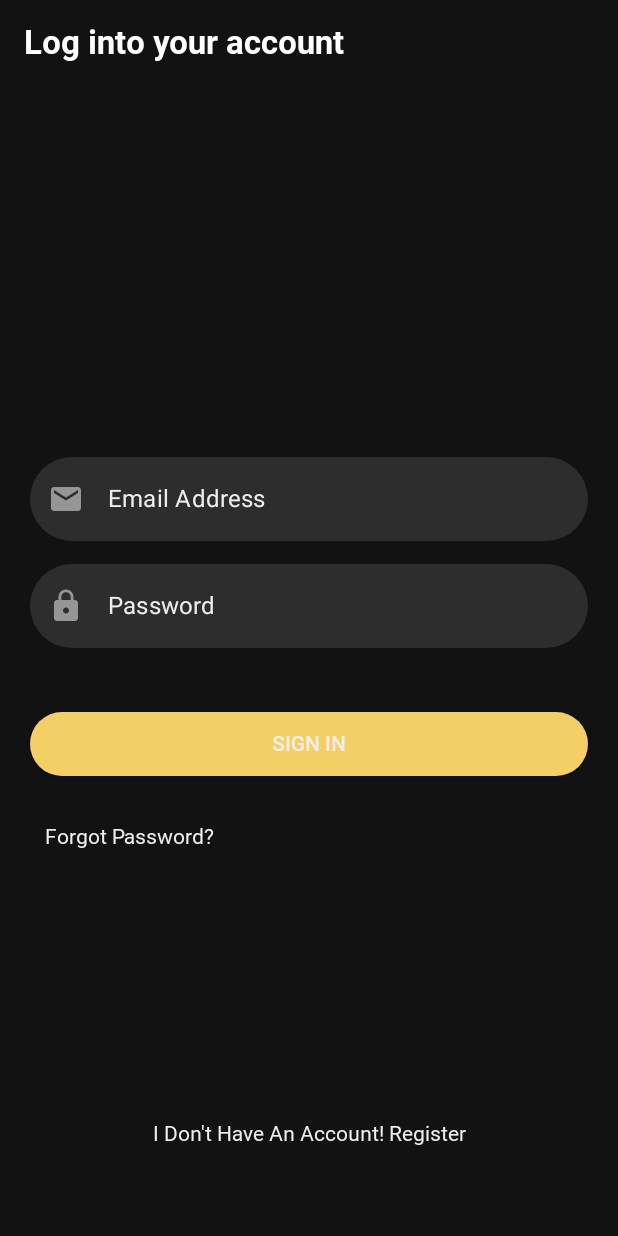
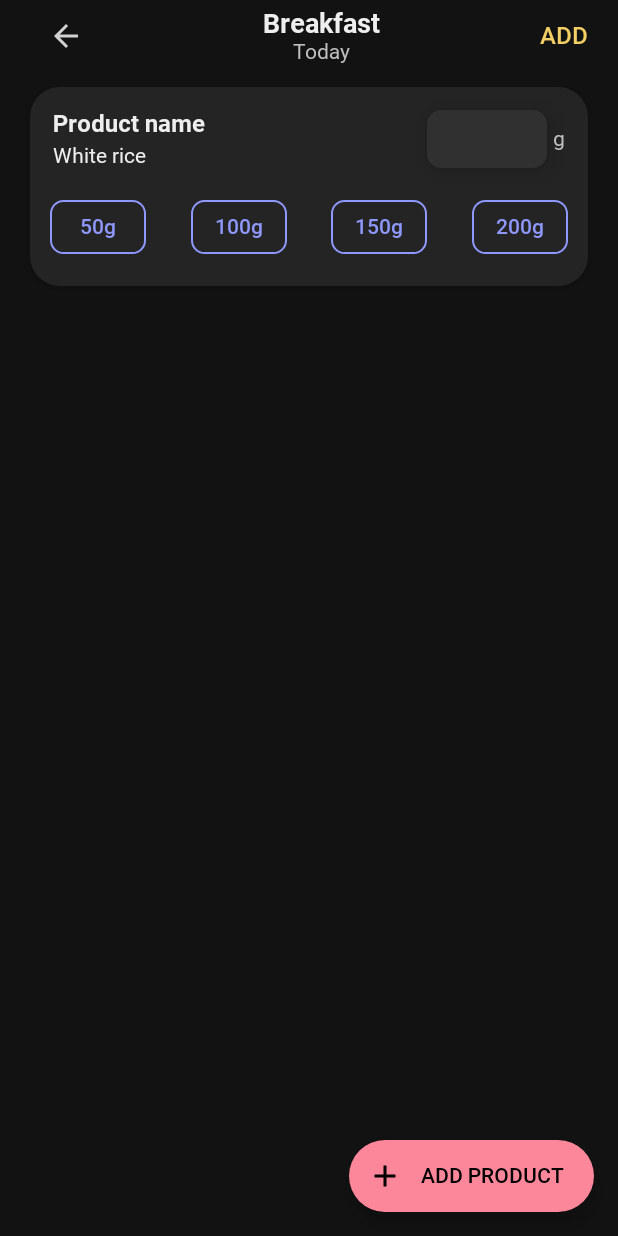
Before and after one commit to Bodzio6978/FitnessAppV2, an Android app built with Jetpack Compose: the screen it shows after launch (MainActivity), on a phone screen of 412 x 824 dp. Run offline under Robolectric (Android 15) with nearby library versions, the phone set to English and light mode, and no system bars; our stand-ins replace Dagger/Hilt's generated code, Firebase (no records; nobody signed in at launch, a user with empty details on screens opened directly), Room's generated code.

Commit message:
updated every layer for product screen and worked a little bit on ui for it

```diff
--- a/app/build.gradle
+++ b/app/build.gradle
@@ -137,6 +137,8 @@ dependencies {
     implementation 'org.jetbrains.kotlin:kotlin-reflect:1.6.21'
     implementation "com.google.accompanist:accompanist-flowlayout:0.23.1"
 
+    implementation 'ma.hu:compose-charts:0.3.5'
+
 }
 
 kapt {
--- a/app/src/main/java/com/gmail/bodziowaty6978/fitnessappv2/common/navigation/NavHostGraph.kt
+++ b/app/src/main/java/com/gmail/bodziowaty6978/fitnessappv2/common/navigation/NavHostGraph.kt
@@ -37,7 +37,7 @@ import com.gmail.bodziowaty6978.fitnessappv2.feature_summary.presentation.Summar
 fun NavHostGraph(
     navController: NavHostController = rememberNavController(),
     navigator: Navigator,
-    startDestination:String = Screen.LoadingScreen.route
+    startDestination:String = Screen.ProductScreen.route + "?mealName={mealName}"
 ) {
     val lifecycleOwner = LocalLifecycleOwner.current
     val navigatorState by navigator.navActions.asLifecycleAwareState(
@@ -154,20 +154,29 @@ fun NavHostGraph(
                 }
 
                 composable(
-                    route = Screen.ProductScreen.route
+                    route = Screen.ProductScreen.route + "?mealName={mealName}",
+                    arguments = listOf(
+                        navArgument(
+                            name = "mealName"
+                        ) {
+                            type = NavType.StringType
+                            defaultValue = "Breakfast"
+                        }
+                    )
                 ) {
-                    val productWithId =
-                        navController.previousBackStackEntry?.arguments?.getParcelable<ProductWithId>(
+                    val productWithId = navController.previousBackStackEntry?.arguments?.getParcelable<ProductWithId>(
                             "productWithId"
                         )
+                    val mealName = it.arguments?.getString("mealName")
                     if (productWithId != null) {
-                        ProductScreen(productWithId = productWithId)
+                        ProductScreen(productWithId = productWithId, mealName = mealName!!)
                     } else {
                         ProductScreen(
                             productWithId = ProductWithId(
                                 product = Product(),
                                 productId = ""
-                            )
+                            ),
+                            mealName = mealName!!
                         )
                     }
 
--- a/app/src/main/java/com/gmail/bodziowaty6978/fitnessappv2/feature_diary/domain/model/Product.kt
+++ b/app/src/main/java/com/gmail/bodziowaty6978/fitnessappv2/feature_diary/domain/model/Product.kt
@@ -6,8 +6,8 @@ import kotlinx.parcelize.Parcelize
 
 @Parcelize
 data class Product(
-    @ColumnInfo(name = "author") val author: String = "",
-    @ColumnInfo(name = "name") val name: String = "",
+    @ColumnInfo(name = "author") val author: String = "Joe Mama",
+    @ColumnInfo(name = "name") val name: String = "White rice",
     @ColumnInfo(name = "brand") val brand: String? = null,
     @ColumnInfo(name = "containerWeight") val containerWeight: Double = 0.0,
     @ColumnInfo(name = "position") val position: Int = 0,
--- a/app/src/main/java/com/gmail/bodziowaty6978/fitnessappv2/feature_diary/presentation/product/ProductScreen.kt
+++ b/app/src/main/java/com/gmail/bodziowaty6978/fitnessappv2/feature_diary/presentation/product/ProductScreen.kt
@@ -1,39 +1,79 @@
 package com.gmail.bodziowaty6978.fitnessappv2.feature_diary.presentation.product
 
-import androidx.compose.material.ExtendedFloatingActionButton
-import androidx.compose.material.Icon
-import androidx.compose.material.Scaffold
-import androidx.compose.material.Text
+import androidx.compose.foundation.layout.Column
+import androidx.compose.foundation.layout.fillMaxSize
+import androidx.compose.material.*
 import androidx.compose.material.icons.Icons
 import androidx.compose.material.icons.filled.Add
 import androidx.compose.runtime.Composable
+import androidx.compose.ui.Modifier
+import androidx.compose.ui.graphics.Color
+import androidx.compose.ui.platform.LocalContext
 import androidx.compose.ui.res.stringResource
+import androidx.hilt.navigation.compose.hiltViewModel
 import com.gmail.bodziowaty6978.fitnessappv2.R
+import com.gmail.bodziowaty6978.fitnessappv2.common.data.singleton.CurrentDate
+import com.gmail.bodziowaty6978.fitnessappv2.common.presentation.ui.theme.LightRed
 import com.gmail.bodziowaty6978.fitnessappv2.feature_diary.domain.model.ProductWithId
+import com.gmail.bodziowaty6978.fitnessappv2.feature_diary.presentation.product.components.ProductNameSection
+import com.gmail.bodziowaty6978.fitnessappv2.feature_diary.presentation.product.components.ProductTopSection
+
 
 @Composable
 fun ProductScreen(
-    productWithId: ProductWithId
+    viewModel: ProductViewModel = hiltViewModel(),
+    productWithId: ProductWithId,
+    mealName: String
 ) {
+    val product = productWithId.product
+    val weightState = viewModel.weightState
 
     Scaffold(
         floatingActionButton = {
             ExtendedFloatingActionButton(
                 text = {
-                    Text(text = stringResource(id = R.string.add))
+                    Text(
+                        text = stringResource(id = R.string.add_product).uppercase(),
+                        color = Color.Black,
+                        style = MaterialTheme.typography.button
+                    )
                 },
                 onClick = {
                     /*TODO*/
                 },
                 icon = {
-                    Icon(imageVector = Icons.Default.Add, contentDescription = "Add")
-                }
+                    Icon(
+                        imageVector = Icons.Default.Add,
+                        contentDescription = "Add"
+                    )
+                },
+                backgroundColor = LightRed
             )
         }
     ) {
 
+        Column(
+            modifier = Modifier
+                .fillMaxSize()
+        ) {
+            ProductTopSection(
+                mealName = mealName,
+                currentDate = CurrentDate.dateModel(LocalContext.current).valueToDisplay
+                    ?: CurrentDate.dateModel(LocalContext.current).date,
+                onEvent = {
+                    viewModel.onEvent(it)
+                }
+            )
+
+            ProductNameSection(
+                currentWeight = weightState.value,
+                productName = product.name,
+                productBrand = product.brand,
+                onEvent = {
+                    viewModel.onEvent(it)
+                }
+            )
+
+        }
     }
-
-    Text(text = productWithId.product.name)
-
 }
--- a/app/src/main/java/com/gmail/bodziowaty6978/fitnessappv2/feature_diary/presentation/product/ProductViewModel.kt
+++ b/app/src/main/java/com/gmail/bodziowaty6978/fitnessappv2/feature_diary/presentation/product/ProductViewModel.kt
@@ -1,12 +1,37 @@
 package com.gmail.bodziowaty6978.fitnessappv2.feature_diary.presentation.product
 
+import androidx.compose.runtime.State
+import androidx.compose.runtime.mutableStateOf
 import androidx.lifecycle.ViewModel
+import com.gmail.bodziowaty6978.fitnessappv2.common.navigation.NavigationActions
+import com.gmail.bodziowaty6978.fitnessappv2.common.navigation.navigator.Navigator
 import dagger.hilt.android.lifecycle.HiltViewModel
 import javax.inject.Inject
 
 @HiltViewModel
 class ProductViewModel @Inject constructor(
-
+    private val navigator: Navigator
 ): ViewModel(){
 
+    private val _weightState = mutableStateOf("")
+    val weightState : State<String> = _weightState
+
+    fun onEvent(event:ProductEvent){
+        when(event){
+            is ProductEvent.EnteredWeight -> {
+                _weightState.value = event.value
+            }
+            is ProductEvent.ClickedWeightButton -> {
+                _weightState.value = event.value.toString()
+            }
+            is ProductEvent.ClickedAddProduct -> {
+
+            }
+            is ProductEvent.ClickedBackArrow -> {
+                navigator.navigate(NavigationActions.General.navigateUp())
+            }
+        }
+
+    }
+
 }
--- /dev/null
+++ b/app/src/main/java/com/gmail/bodziowaty6978/fitnessappv2/feature_diary/presentation/product/components/ProductNameSection.kt
@@ -0,0 +1,154 @@
+package com.gmail.bodziowaty6978.fitnessappv2.feature_diary.presentation.product.components
+
+import androidx.compose.foundation.BorderStroke
+import androidx.compose.foundation.layout.*
+import androidx.compose.foundation.shape.RoundedCornerShape
+import androidx.compose.foundation.text.BasicTextField
+import androidx.compose.foundation.text.KeyboardOptions
+import androidx.compose.material.Card
+import androidx.compose.material.MaterialTheme
+import androidx.compose.material.OutlinedButton
+import androidx.compose.material.Text
+import androidx.compose.runtime.Composable
+import androidx.compose.ui.Alignment
+import androidx.compose.ui.Modifier
+import androidx.compose.ui.graphics.SolidColor
+import androidx.compose.ui.platform.testTag
+import androidx.compose.ui.res.stringResource
+import androidx.compose.ui.text.input.KeyboardType
+import androidx.compose.ui.text.style.TextAlign
+import androidx.compose.ui.unit.dp
+import com.gmail.bodziowaty6978.fitnessappv2.R
+import com.gmail.bodziowaty6978.fitnessappv2.common.presentation.ui.theme.BlueViolet3
+import com.gmail.bodziowaty6978.fitnessappv2.common.presentation.ui.theme.TextGrey
+import com.gmail.bodziowaty6978.fitnessappv2.common.presentation.ui.theme.TextWhite
+import com.gmail.bodziowaty6978.fitnessappv2.feature_diary.presentation.product.ProductEvent
+
+@Composable
+fun ProductNameSection(
+    productName:String,
+    productBrand:String?,
+    onEvent:(ProductEvent) -> Unit,
+    currentWeight:String
+) {
+    Card(
+        modifier = Modifier
+            .padding(horizontal = 20.dp, vertical = 10.dp),
+        elevation = 3.dp,
+        shape = RoundedCornerShape(15)
+    ) {
+
+        Column(
+            modifier = Modifier
+                .fillMaxWidth()
+        ) {
+            Row(
+                modifier = Modifier
+                    .fillMaxWidth()
+                    .padding(15.dp),
+                verticalAlignment = Alignment.CenterVertically,
+                horizontalArrangement = Arrangement.SpaceBetween
+            ) {
+
+                Column {
+
+                    Text(
+                        text = stringResource(id = R.string.product_name),
+                        style = MaterialTheme.typography.h3
+                    )
+
+                    Spacer(modifier = Modifier.height(4.dp))
+
+                    Row {
+                        Text(
+                            text = productName,
+                            style = MaterialTheme.typography.body2.copy(
+                                color = TextWhite
+                            ),
+                        )
+
+                        productBrand?.let {
+                            Text(
+                                text = "(${it})",
+                                style = MaterialTheme.typography.body2.copy(
+                                    color = TextGrey
+                                )
+                            )
+                        }
+
+
+                    }
+
+
+                }
+
+                Row(
+                    verticalAlignment = Alignment.CenterVertically
+                ) {
+
+                    Card(
+                        elevation = 10.dp,
+                        shape = RoundedCornerShape(25)
+                    ) {
+                        BasicTextField(
+                            value = currentWeight,
+                            onValueChange = {
+                                onEvent(ProductEvent.EnteredWeight(it))
+                            },
+                            modifier = Modifier
+                                .width(80.dp)
+                                .padding(horizontal = 8.dp, vertical = 10.dp)
+                                .testTag(stringResource(id = R.string.WEIGHT_TEXT_FIELD)),
+                            textStyle = MaterialTheme.typography.body1.copy(
+                                color = TextWhite,
+                                textAlign = TextAlign.End
+                            ),
+                            singleLine = true,
+                            keyboardOptions = KeyboardOptions.Default.copy(
+                                keyboardType = KeyboardType.Number
+                            ),
+                            cursorBrush = SolidColor(MaterialTheme.colors.primary)
+                        )
+                    }
+
+
+                    Spacer(modifier = Modifier.width(4.dp))
+
+                    Text(
+                        text = stringResource(id = R.string.g),
+                        style = MaterialTheme.typography.body2.copy(
+                            color = TextGrey
+                        )
+                    )
+                }
+            }
+
+            Row(
+                horizontalArrangement = Arrangement.SpaceBetween,
+                modifier = Modifier
+                    .fillMaxWidth()
+                    .padding(horizontal = 13.dp)
+                    .padding(bottom = 15.dp)
+            ) {
+
+                for(i in 50..200 step 50){
+                    OutlinedButton(
+                        onClick = {
+                            onEvent(ProductEvent.ClickedWeightButton(i))
+                        },
+                        border = BorderStroke(1.dp, BlueViolet3),
+                        shape = RoundedCornerShape(25),
+                        modifier = Modifier
+                            .testTag(i.toString() + stringResource(id = R.string.WEIGHT_BUTTON))
+                    ) {
+                        Text(
+                            text = "${i}g",
+                            color = BlueViolet3,
+                            style = MaterialTheme.typography.button
+                        )
+                    }
+                }
+            }
+        }
+    }
+}
--- a/app/src/main/java/com/gmail/bodziowaty6978/fitnessappv2/feature_diary/presentation/search/componens/SearchTopSection.kt
+++ b/app/src/main/java/com/gmail/bodziowaty6978/fitnessappv2/feature_diary/presentation/product/components/ProductTopSection.kt
@@ -1,7 +1,7 @@
-package com.gmail.bodziowaty6978.fitnessappv2.feature_diary.presentation.search.componens
+package com.gmail.bodziowaty6978.fitnessappv2.feature_diary.presentation.product.components
 
+import androidx.compose.foundation.clickable
 import androidx.compose.foundation.layout.*
-import androidx.compose.foundation.shape.RoundedCornerShape
 import androidx.compose.material.Icon
 import androidx.compose.material.IconButton
 import androidx.compose.material.MaterialTheme
@@ -11,37 +11,37 @@ import androidx.compose.material.icons.filled.ArrowBack
 import androidx.compose.runtime.Composable
 import androidx.compose.ui.Alignment
 import androidx.compose.ui.Modifier
-import androidx.compose.ui.platform.testTag
 import androidx.compose.ui.res.stringResource
 import androidx.compose.ui.unit.dp
+import androidx.compose.ui.unit.sp
 import com.gmail.bodziowaty6978.fitnessappv2.R
-import com.gmail.bodziowaty6978.fitnessappv2.common.presentation.components.DefaultTextField
-import com.gmail.bodziowaty6978.fitnessappv2.common.presentation.components.TextFieldState
-import com.gmail.bodziowaty6978.fitnessappv2.common.presentation.ui.theme.AquaBlue
-import com.gmail.bodziowaty6978.fitnessappv2.feature_diary.presentation.search.SearchEvent
+import com.gmail.bodziowaty6978.fitnessappv2.common.presentation.ui.theme.TextGrey
+import com.gmail.bodziowaty6978.fitnessappv2.feature_diary.presentation.product.ProductEvent
 
 @Composable
-fun SearchTopSection(
-    searchState:TextFieldState,
+fun ProductTopSection(
     mealName: String,
-    date: String,
-    onEvent: (SearchEvent) -> Unit
+    currentDate: String,
+    onEvent: (ProductEvent) -> Unit
 ) {
+
+
     Column(
         modifier = Modifier
             .fillMaxWidth()
+            .padding(horizontal = 20.dp)
     ) {
+
         Row(
             modifier = Modifier
-                .fillMaxWidth()
-                .padding(horizontal = 20.dp),
+                .fillMaxWidth(),
             horizontalArrangement = Arrangement.SpaceBetween,
             verticalAlignment = Alignment.CenterVertically
         ) {
 
             IconButton(
                 onClick = {
-                    onEvent(SearchEvent.ClickedBackArrow)
+                    onEvent(ProductEvent.ClickedBackArrow)
                 }
             ) {
                 Icon(
@@ -59,33 +59,25 @@ fun SearchTopSection(
                 )
 
                 Text(
-                    text = date,
+                    text = currentDate,
                     style = MaterialTheme.typography.body2,
-                    color = AquaBlue
+                    color = TextGrey
                 )
 
             }
 
-            Spacer(modifier = Modifier.width(24.dp))
+            Text(
+                text = stringResource(id = R.string.add).uppercase(),
+                style = MaterialTheme.typography.button.copy(
+                    fontSize = 16.sp,
+                ),
+                color = MaterialTheme.colors.primary,
+                modifier = Modifier
+                    .clickable {
+                        onEvent(ProductEvent.ClickedAddProduct)
+                    }
+            )
+
         }
-
-        Spacer(modifier = Modifier.height(5.dp))
-
-        DefaultTextField(
-            value = searchState.text,
-            placeholder = {
-                Text(text = searchState.hint)
-            },
-            modifier = Modifier
-                .fillMaxWidth()
-                .testTag(stringResource(id = R.string.SEARCH_TEXT_FIELD))
-                .padding(horizontal = 20.dp),
-            onValueChange = {
-                onEvent(SearchEvent.EnteredSearchText(it))
-            },
-            shape = RoundedCornerShape(25)
-        )
-
-        Spacer(modifier = Modifier.height(8.dp))
     }
 }
--- a/app/src/main/res/values/strings.xml
+++ b/app/src/main/res/values/strings.xml
@@ -39,31 +39,30 @@
     <string name="please_make_sure_you_have_entered_your_desired_weight">Please make sure you have entered your desired weight</string>
     <string name="please_make_sure_you_have_entered_your_age">Please make sure you have entered your age</string>
 
+<!--    Common-->
     <string name="account">Account</string>
     <string name="training">Training</string>
     <string name="calories">Calories</string>
 
+<!--    Diary-->
     <string-array name="meal_names">
         <item>Breakfast</item>
         <item>Lunch</item>
         <item>Dinner</item>
         <item>Supper</item>
     </string-array>
-
     <string name="breakfast">Breakfast</string>
     <string name="lunch">Lunch</string>
     <string name="supper">Supper</string>
     <string name="dinner">Dinner</string>
-
     <string name="tomorrow">Tomorrow</string>
     <string name="today">Today</string>
     <string name="yesterday">Yesterday</string>
-
     <string name="scan">Scan</string>
     <string name="filter">Filter</string>
-
     <string name="searching_for_products">Searching for products…</string>
     <string name="please_make_sure_you_have_entered_some_text_before_searching">Please make sure you have entered some text before searching for a product</string>
+    <string name="product_name">Product name</string>
 
     <string name="kcal"> Kcal</string>
     <string name="g_carb">g Carbs</string>
@@ -77,7 +76,6 @@
     <string name="proteinStar">Protein*</string>
     <string name="brand">Brand</string>
     <string name="caloriesStar">Calories*</string>
-    <string name="product_name">Product name</string>
     <string name="save">Save</string>
 
     <string name="carbs">Carbs</string>
@@ -219,6 +217,8 @@
     <string name="USERNAME">USERNAME</string>
     <string name="BUTTON">BUTTON</string>
     <string name="SEARCH_TEXT_FIELD">SEARCH TEXT FIELD</string>
+    <string name="WEIGHT_TEXT_FIELD">WEIGHT TEXT FIELD</string>
     <string name="SEARCH_BUTTON">SEARCH BUTTON</string>
+    <string name="WEIGHT_BUTTON">WEIGHT BUTTON</string>
 
 </resources>
--- a/settings.gradle
+++ b/settings.gradle
@@ -3,6 +3,7 @@ pluginManagement {
         gradlePluginPortal()
         google()
         mavenCentral()
+        maven { url 'https://jitpack.io' }
     }
 }
 dependencyResolutionManagement {
@@ -10,6 +11,7 @@ dependencyResolutionManagement {
     repositories {
         google()
         mavenCentral()
+        maven { url 'https://jitpack.io' }
     }
 }
 rootProject.name = "FitnessAppV2"
```
Also changed, not shown: app/src/main/java/com/gmail/bodziowaty6978/fitnessappv2/feature_diary/presentation/product/ProductEvent.kt (added, +8 -0 lines), app/src/main/java/com/gmail/bodziowaty6978/fitnessappv2/feature_diary/presentation/product/components/ProductNutritionSection.kt (added, +8 -0 lines), 6 other files.
